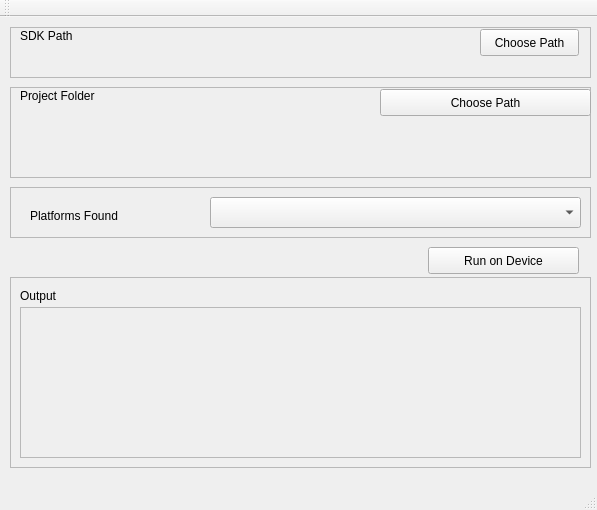
CoderSquirrel/IONIC-RUN-GUI, file IONIC-UI/mainwindow.ui: the form before one commit.
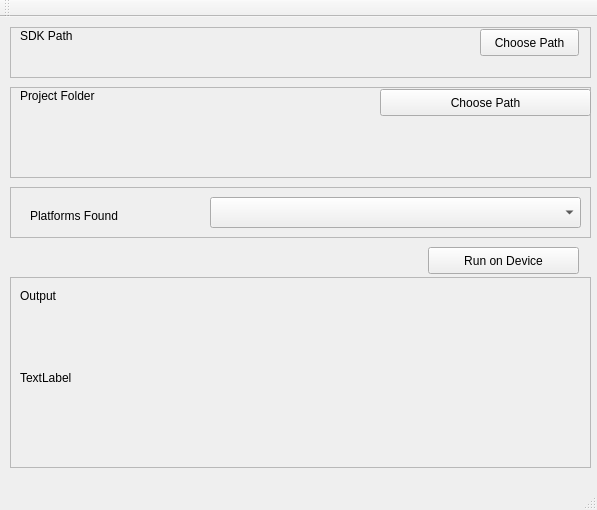
The form after the commit.

```diff
--- a/IONIC-UI/mainwindow.ui
+++ b/IONIC-UI/mainwindow.ui
@@ -204,28 +204,18 @@
       <string>Output</string>
      </property>
     </widget>
-    <widget class="QScrollArea" name="scrollArea">
+    <widget class="QLabel" name="lblOutput">
      <property name="geometry">
       <rect>
        <x>10</x>
-       <y>30</y>
-       <width>561</width>
-       <height>151</height>
+       <y>40</y>
+       <width>551</width>
+       <height>121</height>
       </rect>
      </property>
-     <property name="widgetResizable">
-      <bool>true</bool>
+     <property name="text">
+      <string>TextLabel</string>
      </property>
-     <widget class="QWidget" name="scrollAreaWidgetContents">
-      <property name="geometry">
-       <rect>
-        <x>0</x>
-        <y>0</y>
-        <width>559</width>
-        <height>149</height>
-       </rect>
-      </property>
-     </widget>
     </widget>
    </widget>
   </widget>
```
